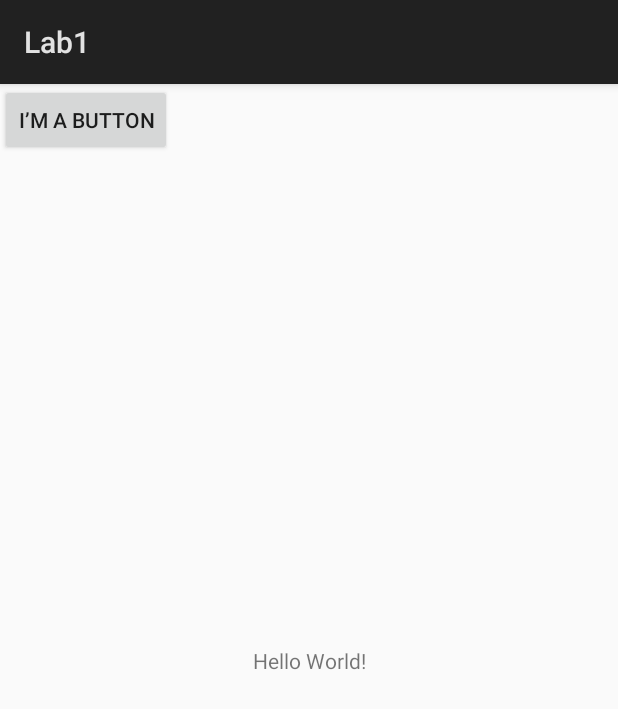
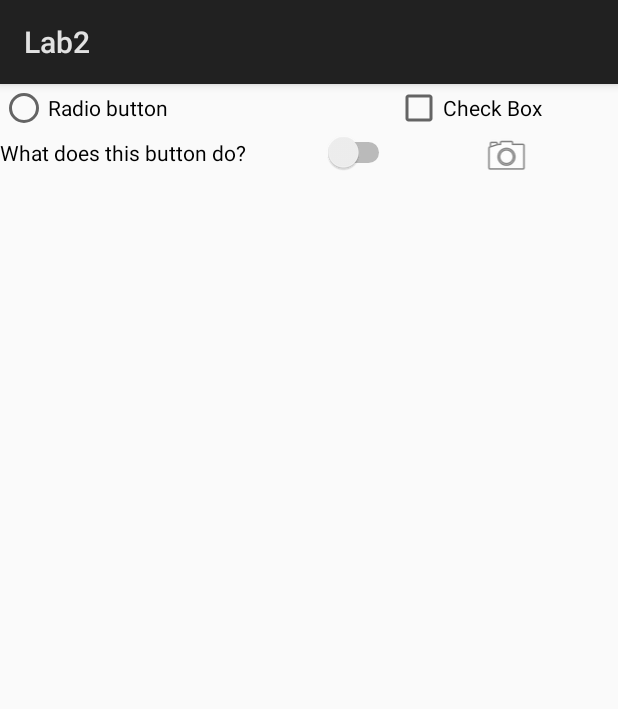
Before and after one commit to alexkrum0v/CST2355, an Android app: the screen it shows after launch (StartActivity before the commit, ListItemsActivity after it), on a phone screen of 412 x 824 dp. Shown: the top 709 px of the screen. Run offline under Robolectric (Android 15) with nearby library versions, the phone set to English and light mode, and no system bars.

Commit message:
Added 3 activies for Lab 2

```diff
--- /dev/null
+++ b/app/src/main/java/android/labs/ListItemsActivity.java
@@ -0,0 +1,13 @@
+package android.labs;
+
+import android.app.Activity;
+import android.os.Bundle;
+
+public class ListItemsActivity extends Activity {
+
+    @Override
+    protected void onCreate(Bundle savedInstanceState) {
+        super.onCreate(savedInstanceState);
+        setContentView(R.layout.activity_list_items);
+    }
+}
--- /dev/null
+++ b/app/src/main/res/layout/activity_list_items.xml
@@ -0,0 +1,47 @@
+<?xml version="1.0" encoding="utf-8"?>
+<GridLayout
+    xmlns:android="http://schemas.android.com/apk/res/android"
+    xmlns:tools="http://schemas.android.com/tools"
+    android:layout_width="match_parent"
+    android:layout_height="wrap_content"
+    android:columnCount = "2"
+    android:rowCount = "2"
+    tools:context="android.labs.ListItemsActivity">
+
+    <RadioButton
+        android:id="@+id/radioButton"
+        android:layout_width="wrap_content"
+        android:layout_height="wrap_content"
+        android:text="@string/Radio_Button"
+        android:layout_columnWeight="1"
+        android:gravity = "fill"
+        />
+    <CheckBox
+        android:id="@+id/Checkbox"
+        android:layout_width="wrap_content"
+        android:layout_height="wrap_content"
+        android:layout_columnWeight="1"
+        android:gravity = "fill"
+        android:text="@string/CheckBox" />
+
+    <Switch
+        android:id="@+id/Switch"
+        android:layout_width="wrap_content"
+        android:layout_height="wrap_content"
+        android:layout_columnWeight="1"
+        android:gravity = "fill"
+        android:text="@string/Switch" />
+
+    <ImageView
+        android:id="@+id/imageView2"
+        android:layout_width="wrap_content"
+        android:layout_height="wrap_content"
+        android:layout_column="1"
+        android:layout_row="1"
+        android:layout_columnWeight="1"
+        android:gravity = "fill"
+        android:src="@android:drawable/ic_menu_camera"
+        android:contentDescription="@string/flagDescription"   />
+
+
+</GridLayout>
--- a/app/src/main/res/values/strings.xml
+++ b/app/src/main/res/values/strings.xml
@@ -1,6 +1,14 @@
 <resources>
-    <string name="app_name">Lab1</string>
+    <string name="app_name">Lab2</string>
     <string name="hello_message">Hello World!</string>
     <string name="ButtonText">I\’m a button</string>
+    <string name="login"> Login</string>
+    <string name="Enter_loginName">Login name</string>
+    <string name="password">Password</string>
+    <string name="Radio_Button">Radio button</string>
+    <string name="CheckBox">Check Box</string>
+    <string name="Switch">What does this button do?</string>
+    <string name="flagDescription">flag</string>
+
 
 </resources>
```
Also changed, not shown: app/src/main/AndroidManifest.xml (+17 -1 lines), app/src/main/java/android/labs/LoginActivity.java (added, +13 -0 lines), app/src/main/res/layout/activity_login.xml (added, +48 -0 lines), 1 other file.
